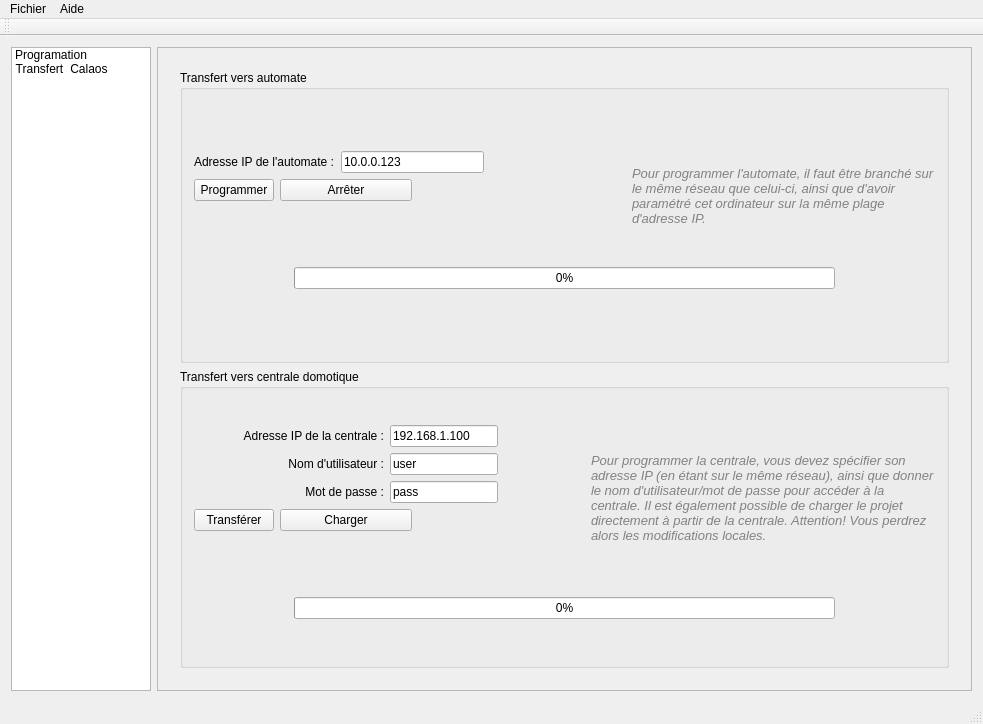
Before: the Qt Designer form data/mainwindow.ui in calaos/calaos_installer, drawn with Qt 5.
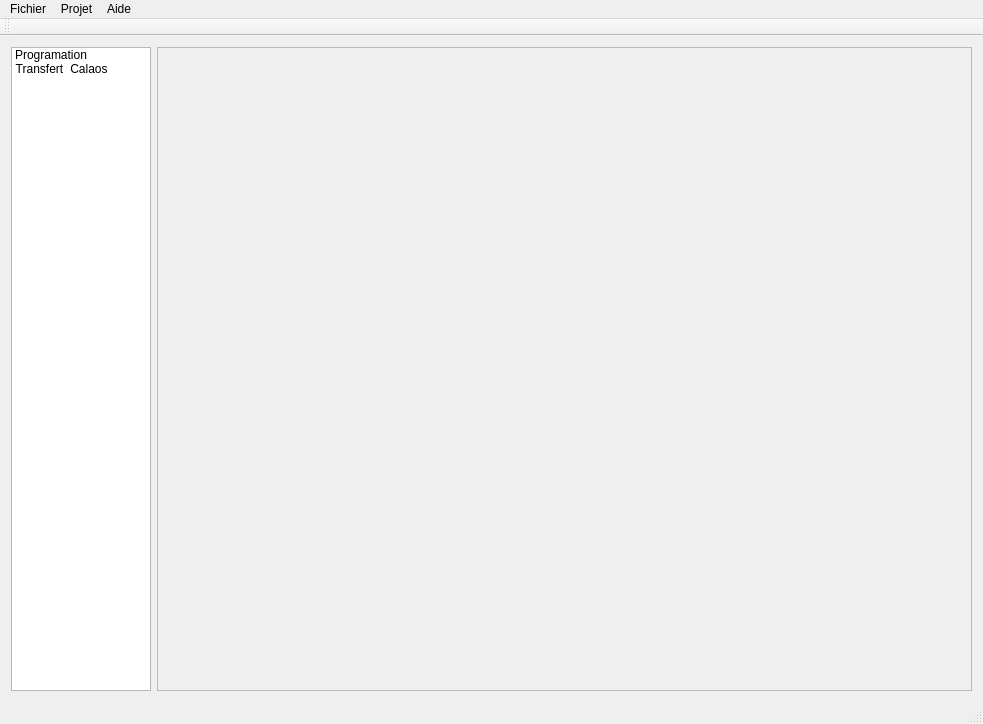
After: the same form once the commit is applied. The open tabs and pages were chosen to show the change. Icons and pictures are not drawn. Custom widgets are drawn as their Qt base class.

Commit message: New calaos_installer, deep rework. - Add a connection based way to program wago devices - Load/Save io/rules files directly from network, also using home.calaos.fr redirection (no need to remember IP address) - Remove old panel to program wago devices - Prepare wago communication to be done through Calaos server (also WDigitalBP detection) and everything should in the future be done through Calaos server, and Internet. - Prepare a new panel to address DALI devices directly from calaos_installer

What changed in the file:
```diff
--- a/data/mainwindow.ui
+++ b/data/mainwindow.ui
@@ -356,529 +356,7 @@
           </layout>
          </widget>
          <widget class="QWidget" name="pageTransfert">
-          <layout class="QVBoxLayout" name="verticalLayout_4">
-           <item>
-            <widget class="QGroupBox" name="groupBox">
-             <property name="enabled">
-              <bool>true</bool>
-             </property>
-             <property name="title">
-              <string>Transfert vers automate</string>
-             </property>
-             <layout class="QVBoxLayout" name="verticalLayout_5">
-              <item>
-               <spacer name="verticalSpacer_2">
-                <property name="orientation">
-                 <enum>Qt::Vertical</enum>
-                </property>
-                <property name="sizeType">
-                 <enum>QSizePolicy::Preferred</enum>
-                </property>
-                <property name="sizeHint" stdset="0">
-                 <size>
-                  <width>20</width>
-                  <height>50</height>
-                 </size>
-                </property>
-               </spacer>
-              </item>
-              <item>
-               <layout class="QHBoxLayout" name="horizontalLayout_11">
-                <item>
-                 <layout class="QVBoxLayout" name="verticalLayout_6">
-                  <item>
-                   <layout class="QHBoxLayout" name="horizontalLayout_10">
-                    <item>
-                     <widget class="QLabel" name="label_4">
-                      <property name="text">
-                       <string>Adresse IP de l'automate :</string>
-                      </property>
-                     </widget>
-                    </item>
-                    <item>
-                     <widget class="QLineEdit" name="edit_wagoip">
-                      <property name="text">
-                       <string>10.0.0.123</string>
-                      </property>
-                     </widget>
-                    </item>
-                    <item>
-                     <spacer name="horizontalSpacer_2">
-                      <property name="orientation">
-                       <enum>Qt::Horizontal</enum>
-                      </property>
-                      <property name="sizeHint" stdset="0">
-                       <size>
-                        <width>40</width>
-                        <height>20</height>
-                       </size>
-                      </property>
-                     </spacer>
-                    </item>
-                   </layout>
-                  </item>
-                  <item>
-                   <layout class="QHBoxLayout" name="horizontalLayout_9">
-                    <item>
-                     <widget class="QPushButton" name="button_wagostart">
-                      <property name="text">
-                       <string>Programmer</string>
-                      </property>
-                      <property name="icon">
-                       <iconset resource="resources.qrc">
-                        <normaloff>:/img/system-software-update.png</normaloff>:/img/system-software-update.png</iconset>
-                      </property>
-                     </widget>
-                    </item>
-                    <item>
-                     <widget class="QPushButton" name="button_wagostop">
-                      <property name="enabled">
-                       <bool>true</bool>
-                      </property>
-                      <property name="minimumSize">
-                       <size>
-                        <width>132</width>
-                        <height>0</height>
-                       </size>
-                      </property>
-                      <property name="text">
-                       <string>Arrêter</string>
-                      </property>
-                      <property name="icon">
-                       <iconset resource="resources.qrc">
-                        <normaloff>:/img/process-stop.png</normaloff>:/img/process-stop.png</iconset>
-                      </property>
-                     </widget>
-                    </item>
-                    <item>
-                     <spacer name="horizontalSpacer">
-                      <property name="orientation">
-                       <enum>Qt::Horizontal</enum>
-                      </property>
-                      <property name="sizeHint" stdset="0">
-                       <size>
-                        <width>40</width>
-                        <height>20</height>
-                       </size>
-                      </property>
-                     </spacer>
-                    </item>
-                   </layout>
-                  </item>
-                  <item>
-                   <spacer name="verticalSpacer_3">
-                    <property name="orientation">
-                     <enum>Qt::Vertical</enum>
-                    </property>
-                    <property name="sizeType">
-                     <enum>QSizePolicy::Preferred</enum>
-                    </property>
-                    <property name="sizeHint" stdset="0">
-                     <size>
-                      <width>20</width>
-                      <height>40</height>
-                     </size>
-                    </property>
-                   </spacer>
-                  </item>
-                 </layout>
-                </item>
-                <item>
-                 <widget class="QLabel" name="label_5">
-                  <property name="minimumSize">
-                   <size>
-                    <width>303</width>
-                    <height>0</height>
-                   </size>
-                  </property>
-                  <property name="text">
-                   <string>&lt;!DOCTYPE HTML PUBLIC &quot;-//W3C//DTD HTML 4.0//EN&quot; &quot;http://www.w3.org/TR/REC-html40/strict.dtd&quot;&gt;
-&lt;html&gt;&lt;head&gt;&lt;meta name=&quot;qrichtext&quot; content=&quot;1&quot; /&gt;&lt;style type=&quot;text/css&quot;&gt;
-p, li { white-space: pre-wrap; }
-&lt;/style&gt;&lt;/head&gt;&lt;body style=&quot; font-family:'DejaVu Sans'; font-size:10pt; font-weight:400; font-style:normal;&quot;&gt;
-&lt;p style=&quot; margin-top:0px; margin-bottom:0px; margin-left:0px; margin-right:0px; -qt-block-indent:0; text-indent:0px;&quot;&gt;&lt;span style=&quot; font-style:italic; color:#828282;&quot;&gt;Pour programmer l'automate, il faut être branché sur le même réseau que celui-ci, ainsi que d'avoir paramétré cet ordinateur sur la même plage d'adresse IP.&lt;/span&gt;&lt;/p&gt;&lt;/body&gt;&lt;/html&gt;</string>
-                  </property>
-                  <property name="wordWrap">
-                   <bool>true</bool>
-                  </property>
-                 </widget>
-                </item>
-               </layout>
-              </item>
-              <item>
-               <layout class="QHBoxLayout" name="horizontalLayout_12">
-                <property name="sizeConstraint">
-                 <enum>QLayout::SetFixedSize</enum>
-                </property>
-                <property name="topMargin">
-                 <number>20</number>
-                </property>
-                <property name="bottomMargin">
-                 <number>20</number>
-                </property>
-                <item>
-                 <spacer name="horizontalSpacer_3">
-                  <property name="orientation">
-                   <enum>Qt::Horizontal</enum>
-                  </property>
-                  <property name="sizeType">
-                   <enum>QSizePolicy::Preferred</enum>
-                  </property>
-                  <property name="sizeHint" stdset="0">
-                   <size>
-                    <width>100</width>
-                    <height>20</height>
-                   </size>
-                  </property>
-                 </spacer>
-                </item>
-                <item>
-                 <widget class="QProgressBar" name="progress_wago">
-                  <property name="value">
-                   <number>0</number>
-                  </property>
-                 </widget>
-                </item>
-                <item>
-                 <spacer name="horizontalSpacer_4">
-                  <property name="orientation">
-                   <enum>Qt::Horizontal</enum>
-                  </property>
-                  <property name="sizeType">
-                   <enum>QSizePolicy::Preferred</enum>
-                  </property>
-                  <property name="sizeHint" stdset="0">
-                   <size>
-                    <width>100</width>
-                    <height>20</height>
-                   </size>
-                  </property>
-                 </spacer>
-                </item>
-               </layout>
-              </item>
-              <item>
-               <spacer name="verticalSpacer">
-                <property name="orientation">
-                 <enum>Qt::Vertical</enum>
-                </property>
-                <property name="sizeHint" stdset="0">
-                 <size>
-                  <width>20</width>
-                  <height>40</height>
-                 </size>
-                </property>
-               </spacer>
-              </item>
-             </layout>
-            </widget>
-           </item>
-           <item>
-            <widget class="QGroupBox" name="groupBox_2">
-             <property name="enabled">
-              <bool>true</bool>
-             </property>
-             <property name="title">
-              <string>Transfert vers centrale domotique</string>
-             </property>
-             <layout class="QVBoxLayout" name="verticalLayout_7">
-              <item>
-               <spacer name="verticalSpacer_4">
-                <property name="orientation">
-                 <enum>Qt::Vertical</enum>
-                </property>
-                <property name="sizeType">
-                 <enum>QSizePolicy::Preferred</enum>
-                </property>
-                <property name="sizeHint" stdset="0">
-                 <size>
-                  <width>20</width>
-                  <height>50</height>
-                 </size>
-                </property>
-               </spacer>
-              </item>
-              <item>
-               <layout class="QHBoxLayout" name="horizontalLayout_13">
-                <item>
-                 <layout class="QVBoxLayout" name="verticalLayout_8">
-                  <item>
-                   <layout class="QHBoxLayout" name="horizontalLayout_14">
-                    <item>
-                     <widget class="QLabel" name="label_6">
-                      <property name="minimumSize">
-                       <size>
-                        <width>190</width>
-                        <height>0</height>
-                       </size>
-                      </property>
-                      <property name="text">
-                       <string>Adresse IP de la centrale :</string>
-                      </property>
-                      <property name="alignment">
-                       <set>Qt::AlignRight|Qt::AlignTrailing|Qt::AlignVCenter</set>
-                      </property>
-                     </widget>
-                    </item>
-                    <item>
-                     <widget class="QLineEdit" name="edit_calaosip">
-                      <property name="text">
-                       <string>192.168.1.100</string>
-                      </property>
-                     </widget>
-                    </item>
-                    <item>
-                     <spacer name="horizontalSpacer_5">
-                      <property name="orientation">
-                       <enum>Qt::Horizontal</enum>
-                      </property>
-                      <property name="sizeHint" stdset="0">
-                       <size>
-                        <width>40</width>
-                        <height>20</height>
-                       </size>
-                      </property>
-                     </spacer>
-                    </item>
-                   </layout>
-                  </item>
-                  <item>
-                   <layout class="QHBoxLayout" name="horizontalLayout_17">
-                    <item>
-                     <widget class="QLabel" name="label_8">
-                      <property name="minimumSize">
-                       <size>
-                        <width>190</width>
-                        <height>0</height>
-                       </size>
-                      </property>
-                      <property name="text">
-                       <string>Nom d'utilisateur :</string>
-                      </property>
-                      <property name="alignment">
-                       <set>Qt::AlignRight|Qt::AlignTrailing|Qt::AlignVCenter</set>
-                      </property>
-                     </widget>
-                    </item>
-                    <item>
-                     <widget class="QLineEdit" name="edit_calaosuser">
-                      <property name="text">
-                       <string>user</string>
-                      </property>
-                     </widget>
-                    </item>
-                    <item>
-                     <spacer name="horizontalSpacer_9">
-                      <property name="orientation">
-                       <enum>Qt::Horizontal</enum>
-                      </property>
-                      <property name="sizeHint" stdset="0">
-                       <size>
-                        <width>40</width>
-                        <height>20</height>
-                       </size>
-                      </property>
-                     </spacer>
-                    </item>
-                   </layout>
-                  </item>
-                  <item>
-                   <layout class="QHBoxLayout" name="horizontalLayout_18">
-                    <item>
-                     <widget class="QLabel" name="label_9">
-                      <property name="minimumSize">
-                       <size>
-                        <width>190</width>
-                        <height>0</height>
-                       </size>
-                      </property>
-                      <property name="text">
-                       <string>Mot de passe :</string>
-                      </property>
-                      <property name="alignment">
-                       <set>Qt::AlignRight|Qt::AlignTrailing|Qt::AlignVCenter</set>
-                      </property>
-                     </widget>
-                    </item>
-                    <item>
-                     <widget class="QLineEdit" name="edit_calaospass">
-                      <property name="text">
-                       <string>pass</string>
-                      </property>
-                     </widget>
-                    </item>
-                    <item>
-                     <spacer name="horizontalSpacer_10">
-                      <property name="orientation">
-                       <enum>Qt::Horizontal</enum>
-                      </property>
-                      <property name="sizeHint" stdset="0">
-                       <size>
-                        <width>40</width>
-                        <height>20</height>
-                       </size>
-                      </property>
-                     </spacer>
-                    </item>
-                   </layout>
-                  </item>
-                  <item>
-                   <layout class="QHBoxLayout" name="horizontalLayout_15">
-                    <item>
-                     <widget class="QPushButton" name="button_calaosstart">
-                      <property name="text">
-                       <string>Transférer</string>
-                      </property>
-                      <property name="icon">
-                       <iconset resource="resources.qrc">
-                        <normaloff>:/img/system-software-update.png</normaloff>:/img/system-software-update.png</iconset>
-                      </property>
-                     </widget>
-                    </item>
-                    <item>
-                     <widget class="QPushButton" name="button_calaosstop">
-                      <property name="enabled">
-                       <bool>true</bool>
-                      </property>
-                      <property name="minimumSize">
-                       <size>
-                        <width>132</width>
-                        <height>0</height>
-                       </size>
-                      </property>
-                      <property name="text">
-                       <string>Charger</string>
-                      </property>
-                      <property name="icon">
-                       <iconset resource="resources.qrc">
-                        <normaloff>:/img/go-last.png</normaloff>:/img/go-last.png</iconset>
-                      </property>
-                     </widget>
-                    </item>
-                    <item>
-                     <spacer name="horizontalSpacer_6">
-                      <property name="orientation">
-                       <enum>Qt::Horizontal</enum>
-                      </property>
-                      <property name="sizeHint" stdset="0">
-                       <size>
-                        <width>40</width>
-                        <height>20</height>
-                       </size>
-                      </property>
-                     </spacer>
-                    </item>
-                   </layout>
-                  </item>
-                  <item>
-                   <spacer name="verticalSpacer_5">
-                    <property name="orientation">
-                     <enum>Qt::Vertical</enum>
-                    </property>
-                    <property name="sizeType">
-                     <enum>QSizePolicy::Preferred</enum>
-                    </property>
-                    <property name="sizeHint" stdset="0">
-                     <size>
-                      <width>20</width>
-                      <height>40</height>
-                     </size>
-                    </property>
-                   </spacer>
-                  </item>
-                 </layout>
-                </item>
-                <item>
-                 <widget class="QLabel" name="label_7">
-                  <property name="minimumSize">
-                   <size>
-                    <width>344</width>
-                    <height>0</height>
-                   </size>
-                  </property>
-                  <property name="text">
-                   <string>&lt;!DOCTYPE HTML PUBLIC &quot;-//W3C//DTD HTML 4.0//EN&quot; &quot;http://www.w3.org/TR/REC-html40/strict.dtd&quot;&gt;
-&lt;html&gt;&lt;head&gt;&lt;meta name=&quot;qrichtext&quot; content=&quot;1&quot; /&gt;&lt;style type=&quot;text/css&quot;&gt;
-p, li { white-space: pre-wrap; }
-&lt;/style&gt;&lt;/head&gt;&lt;body style=&quot; font-family:'DejaVu Sans'; font-size:10pt; font-weight:400; font-style:normal;&quot;&gt;
-&lt;p style=&quot; margin-top:0px; margin-bottom:0px; margin-left:0px; margin-right:0px; -qt-block-indent:0; text-indent:0px;&quot;&gt;&lt;span style=&quot; font-style:italic; color:#828282;&quot;&gt;Pour programmer la centrale, vous devez spécifier son adresse IP (en étant sur le même réseau), ainsi que donner le nom d'utilisateur/mot de passe pour accéder à la centrale. Il est également possible de charger le projet directement à partir de la centrale. Attention! Vous perdrez alors les modifications locales.&lt;/span&gt;&lt;/p&gt;&lt;/body&gt;&lt;/html&gt;</string>
-                  </property>
-                  <property name="wordWrap">
-                   <bool>true</bool>
-                  </property>
-                 </widget>
-                </item>
-               </layout>
-              </item>
-              <item>
-               <layout class="QHBoxLayout" name="horizontalLayout_16">
-                <property name="sizeConstraint">
-                 <enum>QLayout::SetFixedSize</enum>
-                </property>
-                <property name="topMargin">
-                 <number>20</number>
-                </property>
-                <property name="bottomMargin">
-                 <number>20</number>
-                </property>
-                <item>
-                 <spacer name="horizontalSpacer_7">
-                  <property name="orientation">
-                   <enum>Qt::Horizontal</enum>
-                  </property>
-                  <property name="sizeType">
-                   <enum>QSizePolicy::Preferred</enum>
-                  </property>
-                  <property name="sizeHint" stdset="0">
-                   <size>
-                    <width>100</width>
-                    <height>20</height>
-                   </size>
-                  </property>
-                 </spacer>
-                </item>
-                <item>
-                 <widget class="QProgressBar" name="progress_calaos">
-                  <property name="value">
-                   <number>0</number>
-                  </property>
-                 </widget>
-                </item>
-                <item>
-                 <spacer name="horizontalSpacer_8">
-                  <property name="orientation">
-                   <enum>Qt::Horizontal</enum>
-                  </property>
-                  <property name="sizeType">
-                   <enum>QSizePolicy::Preferred</enum>
-                  </property>
-                  <property name="sizeHint" stdset="0">
-                   <size>
-                    <width>100</width>
-                    <height>20</height>
-                   </size>
-                  </property>
-                 </spacer>
-                </item>
-               </layout>
-              </item>
-              <item>
-               <spacer name="verticalSpacer_6">
-                <property name="orientation">
-                 <enum>Qt::Vertical</enum>
-                </property>
-                <property name="sizeHint" stdset="0">
-                 <size>
-                  <width>20</width>
-                  <height>40</height>
-                 </size>
-                </property>
-               </spacer>
-              </item>
-             </layout>
-            </widget>
-           </item>
-          </layout>
+          <layout class="QVBoxLayout" name="verticalLayout_4"/>
          </widget>
          <widget class="QWidget" name="pageAbout">
           <layout class="QHBoxLayout" name="horizontalLayout_4">
@@ -932,7 +410,7 @@
      <x>0</x>
      <y>0</y>
      <width>983</width>
-     <height>26</height>
+     <height>23</height>
     </rect>
    </property>
    <widget class="QMenu" name="menuFichier">
@@ -953,7 +431,17 @@
     <addaction name="actionAbout"/>
     <addaction name="actionA_propos_de_Qt"/>
    </widget>
+   <widget class="QMenu" name="menuProjet">
+    <property name="title">
+     <string>Projet</string>
+    </property>
+    <addaction name="actionSe_connecter"/>
+    <addaction name="actionSe_d_connecter"/>
+    <addaction name="separator"/>
+    <addaction name="actionProgrammer_l_automate"/>
+   </widget>
    <addaction name="menuFichier"/>
+   <addaction name="menuProjet"/>
    <addaction name="menuA_propos"/>
   </widget>
   <widget class="QStatusBar" name="statusbar"/>
```
Left out of the diff: 91 changed lines with no effect on the pictures. The commit also changes 83 other files.
